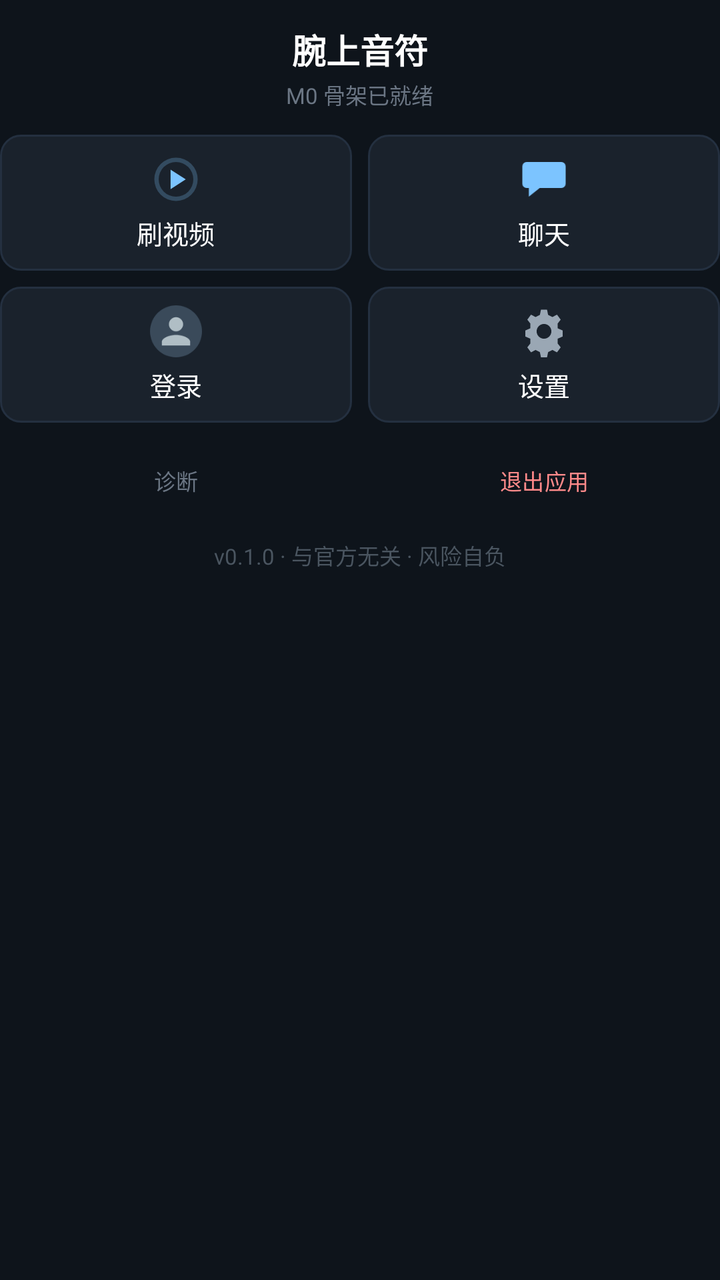
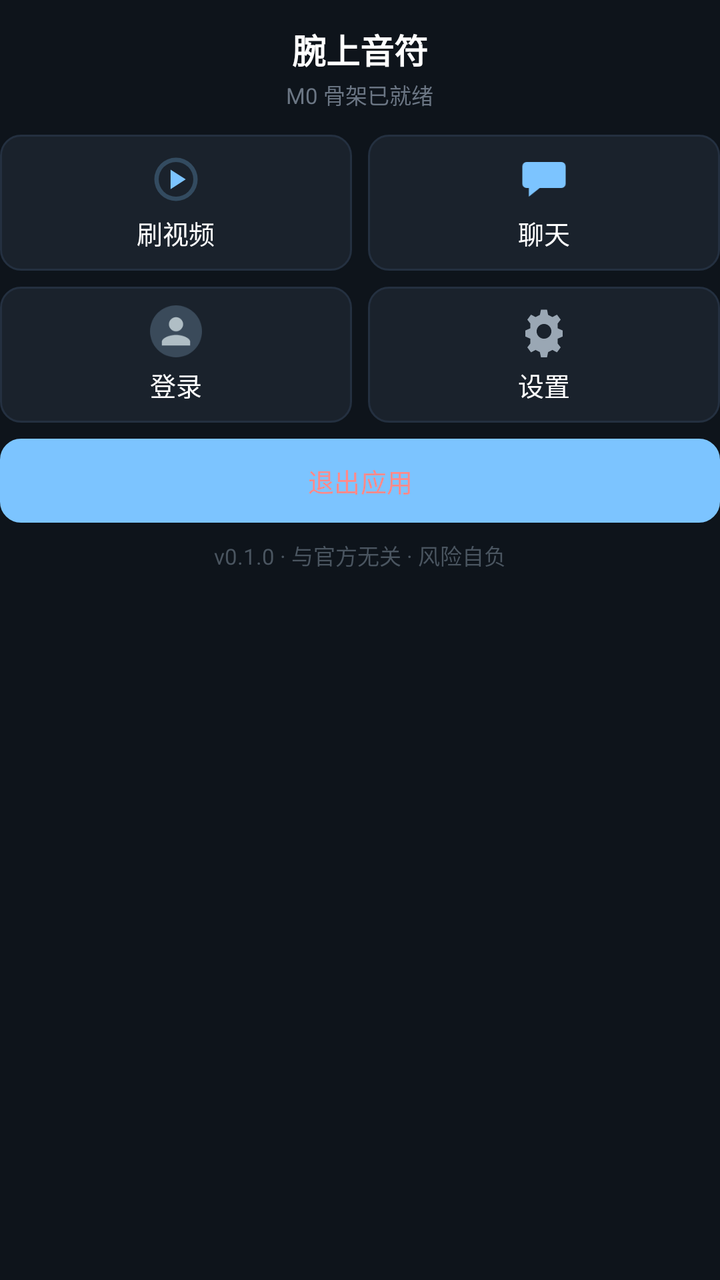

Before-and-after screenshots of an Android layout around one commit, followed by the original layout XML and the change that was made.
<!-- AndroidManifest.xml: application theme Theme.Dywatch -->
<!-- res/layout/activity_main.xml -->
<?xml version="1.0" encoding="utf-8"?>
<ScrollView xmlns:android="http://schemas.android.com/apk/res/android"
    xmlns:app="http://schemas.android.com/apk/res-auto"
    android:layout_width="match_parent"
    android:layout_height="match_parent"
    android:background="@color/bg_base"
    android:fillViewport="true"
    android:scrollbars="none">

    <LinearLayout
        android:layout_width="match_parent"
        android:layout_height="wrap_content"
        android:gravity="center_horizontal"
        android:orientation="vertical"
        android:paddingTop="@dimen/s3"
        android:paddingBottom="@dimen/s4">

        <TextView
            android:id="@+id/tv_title"
            android:layout_width="wrap_content"
            android:layout_height="wrap_content"
            android:layout_marginTop="@dimen/s2"
            android:text="@string/app_name"
            android:textColor="@color/text_primary"
            android:textSize="@dimen/t_title"
            android:textStyle="bold" />

        <TextView
            android:id="@+id/tv_status"
            android:layout_width="wrap_content"
            android:layout_height="wrap_content"
            android:layout_marginTop="@dimen/s1"
            android:text="@string/hello_m0"
            android:textColor="@color/text_muted"
            android:textSize="@dimen/t_caption" />

        
        <LinearLayout
            android:layout_width="match_parent"
            android:layout_height="wrap_content"
            android:layout_marginTop="@dimen/s4"
            android:orientation="horizontal">

            <LinearLayout
                android:id="@+id/btn_feed"
                style="@style/EntryCard"
                android:layout_marginRight="@dimen/s3">

                <ImageView style="@style/EntryCardIcon" android:src="@drawable/ic_play" />

                <TextView style="@style/EntryCardLabel" android:text="刷视频" />
            </LinearLayout>

            <LinearLayout
                android:id="@+id/btn_chat"
                style="@style/EntryCard">

                <ImageView style="@style/EntryCardIcon" android:src="@drawable/ic_chat" />

                <TextView style="@style/EntryCardLabel" android:text="聊天" />
            </LinearLayout>
        </LinearLayout>

        
        <LinearLayout
            android:layout_width="match_parent"
            android:layout_height="wrap_content"
            android:layout_marginTop="@dimen/s3"
            android:orientation="horizontal">

            <LinearLayout
                android:id="@+id/btn_login"
                style="@style/EntryCard"
                android:layout_marginRight="@dimen/s3">

                <ImageView style="@style/EntryCardIcon" android:src="@drawable/ic_avatar" />

                <TextView style="@style/EntryCardLabel" android:text="登录" />
            </LinearLayout>

            <LinearLayout
                android:id="@+id/btn_settings"
                style="@style/EntryCard">

                <ImageView style="@style/EntryCardIcon" android:src="@drawable/ic_gear" />

                <TextView style="@style/EntryCardLabel" android:text="设置" />
            </LinearLayout>
        </LinearLayout>

        
        <LinearLayout
            android:layout_width="match_parent"
            android:layout_height="wrap_content"
            android:layout_marginTop="@dimen/s3"
            android:orientation="horizontal">

            <Button
                android:id="@+id/btn_diag"
                android:layout_width="0dp"
                android:layout_height="@dimen/ctrl_min"
                android:layout_marginRight="@dimen/s2"
                android:layout_weight="1"
                android:background="@drawable/bg_settings_row"
                android:text="诊断"
                android:textColor="@color/text_muted"
                android:textSize="@dimen/t_caption"
                app:backgroundTint="@android:color/transparent" />

            <Button
                android:id="@+id/btn_exit"
                android:layout_width="0dp"
                android:layout_height="@dimen/ctrl_min"
                android:layout_marginLeft="@dimen/s2"
                android:layout_weight="1"
                android:background="@drawable/bg_settings_row"
                android:text="退出应用"
                android:textColor="@color/danger"
                android:textSize="@dimen/t_caption"
                app:backgroundTint="@android:color/transparent" />
        </LinearLayout>

        <TextView
            android:layout_width="wrap_content"
            android:layout_height="wrap_content"
            android:layout_marginTop="@dimen/s3"
            android:text="v0.1.0 · 与官方无关 · 风险自负"
            android:textColor="@color/text_faint"
            android:textSize="@dimen/t_caption" />
    </LinearLayout>
</ScrollView>
<!-- resources referenced by this layout -->
<resources>
  <color name="bg_base">#0E141B</color>
  <color name="danger">#FF8A8A</color>
  <color name="text_faint">#4A5560</color>
  <color name="text_muted">#6B7684</color>
  <color name="text_primary">#FFFFFF</color>
  <dimen name="ctrl_min">42dp</dimen>
  <dimen name="s1">2dp</dimen>
  <dimen name="s2">4dp</dimen>
  <dimen name="s3">8dp</dimen>
  <dimen name="s4">12dp</dimen>
  <dimen name="t_caption">11sp</dimen>
  <dimen name="t_title">17sp</dimen>
  <!-- drawable ic_avatar (drawable) -->
  <?xml version="1.0" encoding="utf-8"?>
  <vector xmlns:android="http://schemas.android.com/apk/res/android"
      android:width="44dp" android:height="44dp"
      android:viewportWidth="44" android:viewportHeight="44">
      <path android:fillColor="#FF3A4A5A"
          android:pathData="M22,22m-22,0a22,22 0,1 1,44 0a22,22 0,1 1,-44 0"/>
      <path android:fillColor="#FFB0BEC5"
          android:pathData="M22,22c3.3,0 6,-2.7 6,-6s-2.7,-6 -6,-6 -6,2.7 -6,6 2.7,6 6,6zM22,25c-4,0 -12,2 -12,6v3h24v-3c0,-4 -8,-6 -12,-6z"/>
  </vector>
  <!-- drawable ic_chat (drawable) -->
  <?xml version="1.0" encoding="utf-8"?>
  <vector xmlns:android="http://schemas.android.com/apk/res/android"
      android:width="24dp" android:height="24dp"
      android:viewportWidth="24" android:viewportHeight="24"
      android:tint="#7CC4FF">
      <path android:fillColor="#FFFFFFFF"
          android:pathData="M4,4 L20,4 A2,2 0 0,1 22,6 L22,14 A2,2 0 0,1 20,16 L10,16 L5,20 L5,16 L4,16 A2,2 0 0,1 2,14 L2,6 A2,2 0 0,1 4,4 Z" />
      <path android:fillColor="#FF0E141B"
          android:pathData="M6,8.5 h12 v1.6 h-12 z M6,11.6 h8 v1.6 h-8 z" />
  </vector>
  <!-- drawable ic_play (drawable) -->
  <?xml version="1.0" encoding="utf-8"?>
  <vector xmlns:android="http://schemas.android.com/apk/res/android"
      android:width="24dp" android:height="24dp"
      android:viewportWidth="24" android:viewportHeight="24"
      android:tint="#7CC4FF">
      <path android:fillColor="#FFFFFFFF"
          android:pathData="M12,2 A10,10 0 1,0 12,22 A10,10 0 1,0 12,2 M12,4 A8,8 0 1,1 12,20 A8,8 0 1,1 12,4"
          android:fillAlpha="0.25" />
      <path android:fillColor="#FFFFFFFF"
          android:pathData="M9.5,7.5 L16.5,12 L9.5,16.5 Z" />
  </vector>
  <string name="app_name">腕上音符</string>
  <string name="hello_m0">M0 骨架已就绪</string>
  <style name="EntryCard">
          <item name="android:layout_width">0dp</item>
          <item name="android:layout_height">68dp</item>
          <item name="android:layout_weight">1</item>
          <item name="android:orientation">vertical</item>
          <item name="android:gravity">center</item>
          <item name="android:background">@drawable/bg_settings_row</item>
      </style>
  <style name="EntryCardIcon">
          <item name="android:layout_width">26dp</item>
          <item name="android:layout_height">26dp</item>
          <item name="android:layout_gravity">center_horizontal</item>
      </style>
  <style name="EntryCardLabel">
          <item name="android:layout_width">wrap_content</item>
          <item name="android:layout_height">wrap_content</item>
          <item name="android:layout_marginTop">@dimen/s2</item>
          <item name="android:layout_gravity">center_horizontal</item>
          <item name="android:textColor">@color/text_primary</item>
          <item name="android:textSize">@dimen/t_body</item>
      </style>
  <color name="bg_control">#243040</color>
  <dimen name="r_card">10dp</dimen>
  <color name="accent_dim">#3A4A5C</color>
  <color name="bg_card">#1A222C</color>
  <dimen name="t_body">13sp</dimen>
  <color name="accent">#7CC4FF</color>
  <color name="bg_surface">#161C22</color>
  <color name="text_secondary">#9AA7B4</color>
  <!-- unchanged entries left out for length: 3 -->
</resources>

<!-- the commit's change to res/layout/activity_main.xml (unified diff, before → after) -->
@@ -75,7 +75,10 @@
 
                 <ImageView style="@style/EntryCardIcon" android:src="@drawable/ic_avatar" />
 
-                <TextView style="@style/EntryCardLabel" android:text="登录" />
+                <TextView
+                    android:id="@+id/lbl_login"
+                    style="@style/EntryCardLabel"
+                    android:text="登录" />
             </LinearLayout>
 
             <LinearLayout
@@ -89,36 +92,15 @@
         </LinearLayout>
 
         
-        <LinearLayout
+        <Button
+            android:id="@+id/btn_exit"
             android:layout_width="match_parent"
-            android:layout_height="wrap_content"
+            android:layout_height="@dimen/ctrl_min"
             android:layout_marginTop="@dimen/s3"
-            android:orientation="horizontal">
-
-            <Button
-                android:id="@+id/btn_diag"
-                android:layout_width="0dp"
-                android:layout_height="@dimen/ctrl_min"
-                android:layout_marginRight="@dimen/s2"
-                android:layout_weight="1"
-                android:background="@drawable/bg_settings_row"
-                android:text="诊断"
-                android:textColor="@color/text_muted"
-                android:textSize="@dimen/t_caption"
-                app:backgroundTint="@android:color/transparent" />
-
-            <Button
-                android:id="@+id/btn_exit"
-                android:layout_width="0dp"
-                android:layout_height="@dimen/ctrl_min"
-                android:layout_marginLeft="@dimen/s2"
-                android:layout_weight="1"
-                android:background="@drawable/bg_settings_row"
-                android:text="退出应用"
-                android:textColor="@color/danger"
-                android:textSize="@dimen/t_caption"
-                app:backgroundTint="@android:color/transparent" />
-        </LinearLayout>
+            android:background="@drawable/bg_settings_row"
+            android:text="退出应用"
+            android:textColor="@color/danger"
+            android:textSize="@dimen/t_body" />
 
         <TextView
             android:layout_width="wrap_content"
